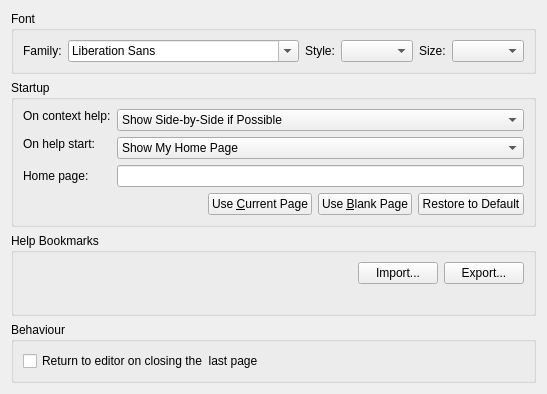
qt-creator/qt-creator, file src/plugins/help/generalsettingspage.ui: the form before one commit.
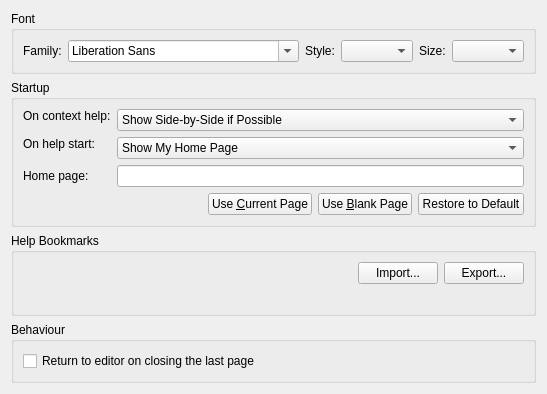
The form after the commit.

What changed in the file:
```diff
--- a/src/plugins/help/generalsettingspage.ui
+++ b/src/plugins/help/generalsettingspage.ui
@@ -368,7 +368,7 @@
          <string>Switch to editor context after last help page is closed.</string>
         </property>
         <property name="text">
-         <string>Return to editor on closing the  last page</string>
+         <string>Return to editor on closing the last page</string>
         </property>
        </widget>
       </item>
```
